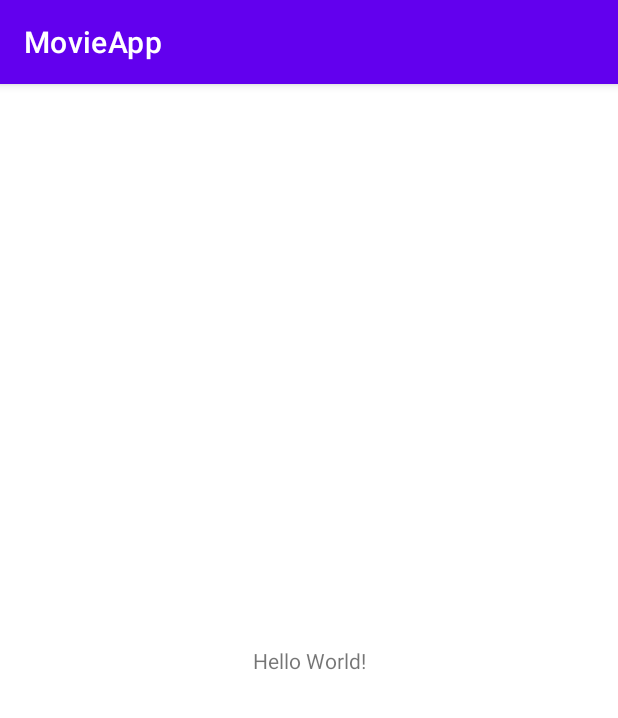
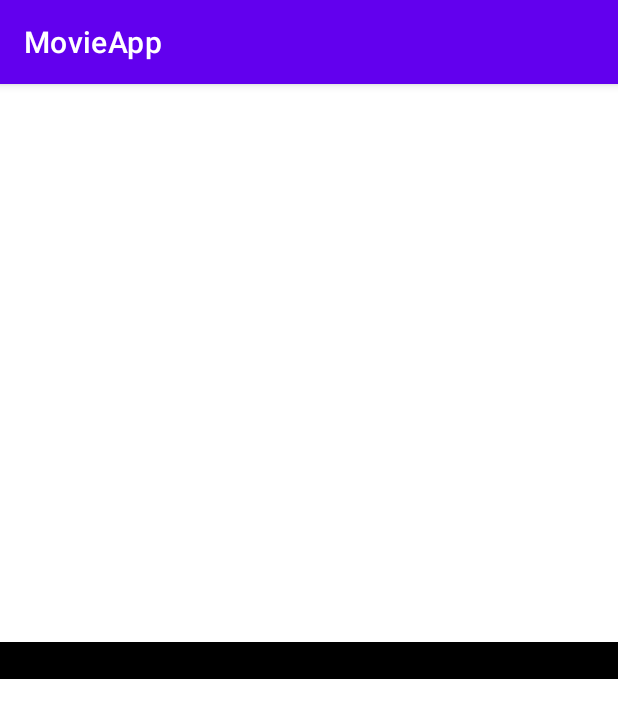
Before and after one commit to haaweejee/020001-SS-Mobile-MVVM-with-retrofit, an Android app: the screen it shows after launch (MainActivity), on a phone screen of 412 x 824 dp. Shown: the top 718 px of the screen. Run offline under Robolectric (Android 15) with nearby library versions, the phone set to English and light mode, and no system bars.

Commit message:
perubahan di code

```diff
--- a/app/src/main/res/layout/activity_main.xml
+++ b/app/src/main/res/layout/activity_main.xml
@@ -6,10 +6,11 @@
     android:layout_height="match_parent"
     tools:context=".MainActivity">
 
-    <TextView
-        android:layout_width="wrap_content"
+    <EditText
+        android:layout_width="match_parent"
         android:layout_height="wrap_content"
         android:text="Hello World!"
+        android:background="@color/black"
         app:layout_constraintBottom_toBottomOf="parent"
         app:layout_constraintLeft_toLeftOf="parent"
         app:layout_constraintRight_toRightOf="parent"
```
